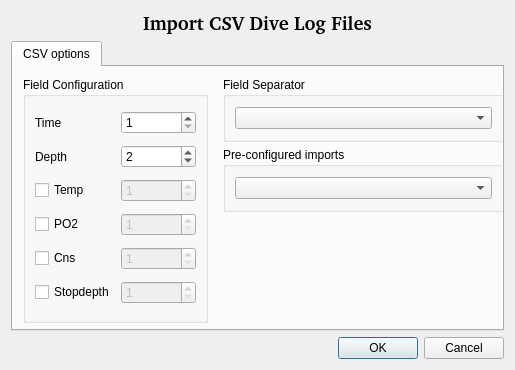
The window that qt-ui/divelogimportdialog.ui (subsurface/subsurface) describes before a commit, drawn with Qt 5.
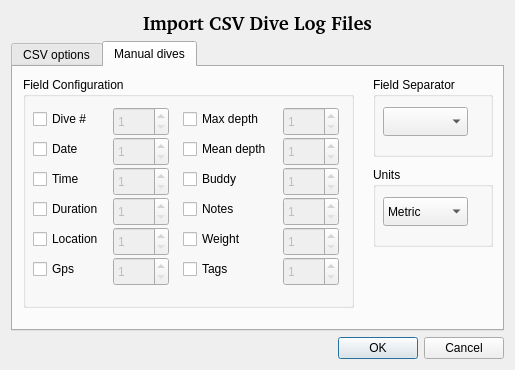
The same window after the commit. The open tabs and pages were chosen to show the change. Icons and pictures are not drawn.

Commit message: GUI for importing manually kept CSV logs

What changed in the file:
```diff
--- a/qt-ui/divelogimportdialog.ui
+++ b/qt-ui/divelogimportdialog.ui
@@ -240,6 +240,428 @@
        <zorder>CSVstopdepth</zorder>
       </widget>
      </widget>
+     <widget class="QWidget" name="tab_2">
+      <attribute name="title">
+       <string>Manual dives</string>
+      </attribute>
+      <widget class="QGroupBox" name="groupBox">
+       <property name="geometry">
+        <rect>
+         <x>10</x>
+         <y>10</y>
+         <width>331</width>
+         <height>231</height>
+        </rect>
+       </property>
+       <property name="title">
+        <string>Field Configuration</string>
+       </property>
+       <widget class="QCheckBox" name="DiveNumberCheck">
+        <property name="geometry">
+         <rect>
+          <x>10</x>
+          <y>30</y>
+          <width>81</width>
+          <height>24</height>
+         </rect>
+        </property>
+        <property name="text">
+         <string>Dive #</string>
+        </property>
+       </widget>
+       <widget class="QCheckBox" name="DateCheck">
+        <property name="geometry">
+         <rect>
+          <x>10</x>
+          <y>60</y>
+          <width>71</width>
+          <height>24</height>
+         </rect>
+        </property>
+        <property name="text">
+         <string>Date</string>
+        </property>
+       </widget>
+       <widget class="QCheckBox" name="TimeCheck">
+        <property name="geometry">
+         <rect>
+          <x>10</x>
+          <y>90</y>
+          <width>94</width>
+          <height>24</height>
+         </rect>
+        </property>
+        <property name="text">
+         <string>Time</string>
+        </property>
+       </widget>
+       <widget class="QCheckBox" name="DurationCheck">
+        <property name="geometry">
+         <rect>
+          <x>10</x>
+          <y>120</y>
+          <width>94</width>
+          <height>24</height>
+         </rect>
+        </property>
+        <property name="text">
+         <string>Duration</string>
+        </property>
+       </widget>
+       <widget class="QCheckBox" name="TagsCheck">
+        <property name="geometry">
+         <rect>
+          <x>160</x>
+          <y>180</y>
+          <width>94</width>
+          <height>24</height>
+         </rect>
+        </property>
+        <property name="text">
+         <string>Tags</string>
+        </property>
+       </widget>
+       <widget class="QCheckBox" name="LocationCheck">
+        <property name="geometry">
+         <rect>
+          <x>10</x>
+          <y>150</y>
+          <width>94</width>
+          <height>24</height>
+         </rect>
+        </property>
+        <property name="text">
+         <string>Location</string>
+        </property>
+       </widget>
+       <widget class="QCheckBox" name="GpsCheck">
+        <property name="geometry">
+         <rect>
+          <x>10</x>
+          <y>180</y>
+          <width>94</width>
+          <height>24</height>
+         </rect>
+        </property>
+        <property name="text">
+         <string>Gps</string>
+        </property>
+       </widget>
+       <widget class="QCheckBox" name="MaxDepthCheck">
+        <property name="geometry">
+         <rect>
+          <x>160</x>
+          <y>30</y>
+          <width>94</width>
+          <height>24</height>
+         </rect>
+        </property>
+        <property name="text">
+         <string>Max depth</string>
+        </property>
+       </widget>
+       <widget class="QCheckBox" name="MeanDepthCheck">
+        <property name="geometry">
+         <rect>
+          <x>160</x>
+          <y>60</y>
+          <width>94</width>
+          <height>24</height>
+         </rect>
+        </property>
+        <property name="text">
+         <string>Mean depth</string>
+        </property>
+       </widget>
+       <widget class="QCheckBox" name="BuddyCheck">
+        <property name="geometry">
+         <rect>
+          <x>160</x>
+          <y>90</y>
+          <width>94</width>
+          <height>24</height>
+         </rect>
+        </property>
+        <property name="text">
+         <string>Buddy</string>
+        </property>
+       </widget>
+       <widget class="QCheckBox" name="NotesCheck">
+        <property name="geometry">
+         <rect>
+          <x>160</x>
+          <y>120</y>
+          <width>94</width>
+          <height>24</height>
+         </rect>
+        </property>
+        <property name="text">
+         <string>Notes</string>
+        </property>
+       </widget>
+       <widget class="QCheckBox" name="WeightCheck">
+        <property name="geometry">
+         <rect>
+          <x>160</x>
+          <y>150</y>
+          <width>94</width>
+          <height>24</height>
+         </rect>
+        </property>
+        <property name="text">
+         <string>Weight</string>
+        </property>
+       </widget>
+       <widget class="QSpinBox" name="DiveNumber">
+        <property name="enabled">
+         <bool>false</bool>
+        </property>
+        <property name="geometry">
+         <rect>
+          <x>90</x>
+          <y>30</y>
+          <width>56</width>
+          <height>29</height>
+         </rect>
+        </property>
+        <property name="minimum">
+         <number>1</number>
+        </property>
+       </widget>
+       <widget class="QSpinBox" name="Date">
+        <property name="enabled">
+         <bool>false</bool>
+        </property>
+        <property name="geometry">
+         <rect>
+          <x>90</x>
+          <y>60</y>
+          <width>56</width>
+          <height>29</height>
+         </rect>
+        </property>
+        <property name="minimum">
+         <number>1</number>
+        </property>
+       </widget>
+       <widget class="QSpinBox" name="Time">
+        <property name="enabled">
+         <bool>false</bool>
+        </property>
+        <property name="geometry">
+         <rect>
+          <x>90</x>
+          <y>90</y>
+          <width>56</width>
+          <height>29</height>
+         </rect>
+        </property>
+        <property name="minimum">
+         <number>1</number>
+        </property>
+       </widget>
+       <widget class="QSpinBox" name="Duration">
+        <property name="enabled">
+         <bool>false</bool>
+        </property>
+        <property name="geometry">
+         <rect>
+          <x>90</x>
+          <y>120</y>
+          <width>56</width>
+          <height>29</height>
+         </rect>
+        </property>
+        <property name="minimum">
+         <number>1</number>
+        </property>
+       </widget>
+       <widget class="QSpinBox" name="Location">
+        <property name="enabled">
+         <bool>false</bool>
+        </property>
+        <property name="geometry">
+         <rect>
+          <x>90</x>
+          <y>150</y>
+          <width>56</width>
+          <height>29</height>
+         </rect>
+        </property>
+        <property name="minimum">
+         <number>1</number>
+        </property>
+       </widget>
+       <widget class="QSpinBox" name="Gps">
+        <property name="enabled">
+         <bool>false</bool>
+        </property>
+        <property name="geometry">
+         <rect>
+          <x>90</x>
+          <y>180</y>
+          <width>56</width>
+          <height>29</height>
+         </rect>
+        </property>
+        <property name="minimum">
+         <number>1</number>
+        </property>
+       </widget>
+       <widget class="QSpinBox" name="MaxDepth">
+        <property name="enabled">
+         <bool>false</bool>
+        </property>
+        <property name="geometry">
+         <rect>
+          <x>260</x>
+          <y>30</y>
+          <width>56</width>
+          <height>29</height>
+         </rect>
+        </property>
+        <property name="minimum">
+         <number>1</number>
+        </property>
+       </widget>
+       <widget class="QSpinBox" name="Buddy">
+        <property name="enabled">
+         <bool>false</bool>
+        </property>
+        <property name="geometry">
+         <rect>
+          <x>260</x>
+          <y>90</y>
+          <width>56</width>
+          <height>29</height>
+         </rect>
+        </property>
+        <property name="minimum">
+         <number>1</number>
+        </property>
+       </widget>
+       <widget class="QSpinBox" name="Weight">
+        <property name="enabled">
+         <bool>false</bool>
+        </property>
+        <property name="geometry">
+         <rect>
+          <x>260</x>
+          <y>150</y>
+          <width>56</width>
+          <height>29</height>
+         </rect>
+        </property>
+        <property name="minimum">
+         <number>1</number>
+        </property>
+       </widget>
+       <widget class="QSpinBox" name="Tags">
+        <property name="enabled">
+         <bool>false</bool>
+        </property>
+        <property name="geometry">
+         <rect>
+          <x>260</x>
+          <y>180</y>
+          <width>56</width>
+          <height>29</height>
+         </rect>
+        </property>
+        <property name="minimum">
+         <number>1</number>
+        </property>
+       </widget>
+       <widget class="QSpinBox" name="Notes">
+        <property name="enabled">
+         <bool>false</bool>
+        </property>
+        <property name="geometry">
+         <rect>
+          <x>260</x>
+          <y>120</y>
+          <width>56</width>
+          <height>29</height>
+         </rect>
+        </property>
+        <property name="minimum">
+         <number>1</number>
+        </property>
+       </widget>
+       <widget class="QSpinBox" name="MeanDepth">
+        <property name="enabled">
+         <bool>false</bool>
+        </property>
+        <property name="geometry">
+         <rect>
+          <x>260</x>
+          <y>60</y>
+          <width>56</width>
+          <height>29</height>
+         </rect>
+        </property>
+        <property name="minimum">
+         <number>1</number>
+        </property>
+       </widget>
+      </widget>
+      <widget class="QGroupBox" name="groupBox_5">
+       <property name="geometry">
+        <rect>
+         <x>360</x>
+         <y>10</y>
+         <width>120</width>
+         <height>80</height>
+        </rect>
+       </property>
+       <property name="title">
+        <string>Field Separator</string>
+       </property>
+       <widget class="QComboBox" name="ManualSeparator">
+        <property name="geometry">
+         <rect>
+          <x>10</x>
+          <y>30</y>
+          <width>85</width>
+          <height>29</height>
+         </rect>
+        </property>
+       </widget>
+      </widget>
+      <widget class="QGroupBox" name="groupBox_6">
+       <property name="geometry">
+        <rect>
+         <x>360</x>
+         <y>100</y>
+         <width>120</width>
+         <height>80</height>
+        </rect>
+       </property>
+       <property name="title">
+        <string>Units</string>
+       </property>
+       <widget class="QComboBox" name="Units">
+        <property name="geometry">
+         <rect>
+          <x>10</x>
+          <y>30</y>
+          <width>85</width>
+          <height>29</height>
+         </rect>
+        </property>
+        <item>
+         <property name="text">
+          <string>Metric</string>
+         </property>
+        </item>
+        <item>
+         <property name="text">
+          <string>Imperial</string>
+         </property>
+        </item>
+       </widget>
+      </widget>
+     </widget>
     </widget>
    </item>
    <item>
```
Left out of the diff: 192 changed lines with no effect on the pictures.
